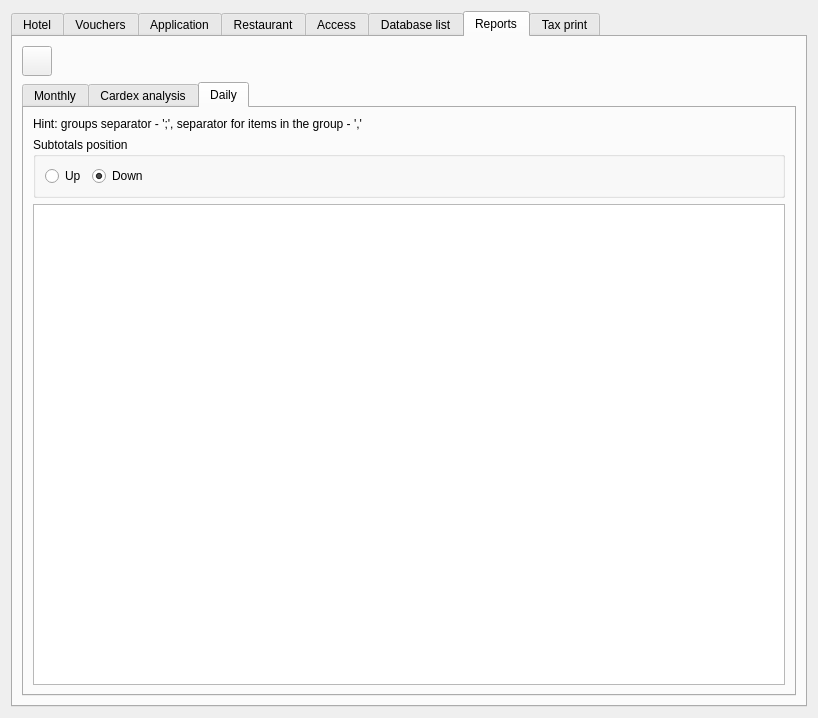
Above: Resort/wglobaldbconfig.ui from End1-1/Resort before the change. Below: the same form after it.
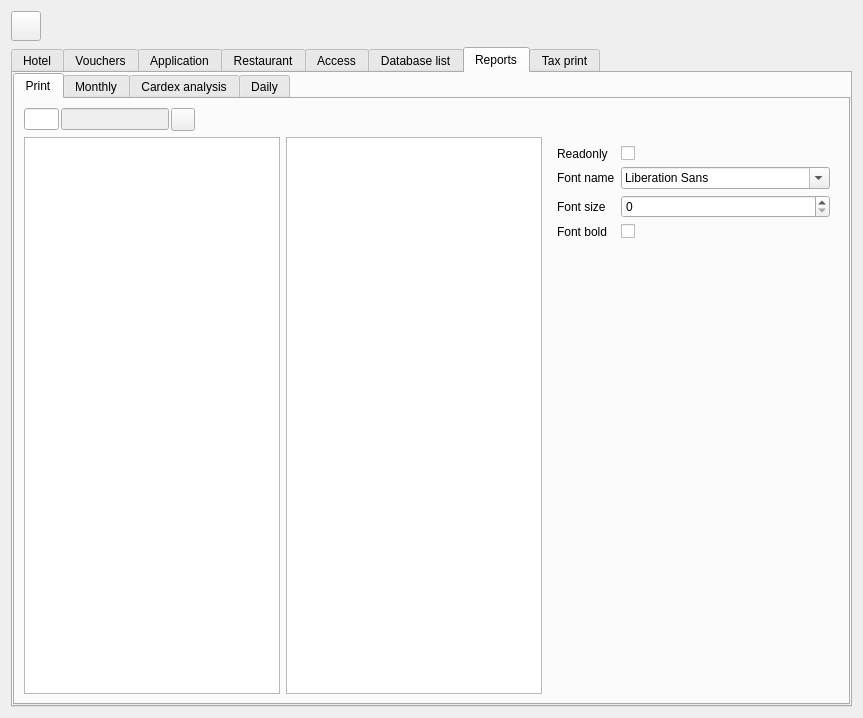
That is the form after the change. The open tabs and pages were chosen to show the change. Icons and pictures are not drawn. Custom widgets are drawn as their Qt base class.

What changed in the file:
```diff
--- a/Resort/wglobaldbconfig.ui
+++ b/Resort/wglobaldbconfig.ui
@@ -6,7 +6,7 @@
    <rect>
     <x>0</x>
     <y>0</y>
-    <width>818</width>
+    <width>863</width>
     <height>695</height>
    </rect>
   </property>
@@ -14,6 +14,66 @@
    <string>Global config</string>
   </property>
   <layout class="QVBoxLayout" name="verticalLayout">
+   <item>
+    <widget class="QWidget" name="widget" native="true">
+     <layout class="QHBoxLayout" name="horizontalLayout">
+      <property name="leftMargin">
+       <number>0</number>
+      </property>
+      <property name="topMargin">
+       <number>0</number>
+      </property>
+      <property name="rightMargin">
+       <number>0</number>
+      </property>
+      <property name="bottomMargin">
+       <number>0</number>
+      </property>
+      <item>
+       <widget class="QPushButton" name="btnSave">
+        <property name="minimumSize">
+         <size>
+          <width>30</width>
+          <height>30</height>
+         </size>
+        </property>
+        <property name="maximumSize">
+         <size>
+          <width>30</width>
+          <height>30</height>
+         </size>
+        </property>
+        <property name="text">
+         <string/>
+        </property>
+        <property name="icon">
+         <iconset resource="res.qrc">
+          <normaloff>:/images/save.png</normaloff>:/images/save.png</iconset>
+        </property>
+        <property name="iconSize">
+         <size>
+          <width>16</width>
+          <height>16</height>
+         </size>
+        </property>
+       </widget>
+      </item>
+      <item>
+       <spacer name="horizontalSpacer_3">
+        <property name="orientation">
+         <enum>Qt::Horizontal</enum>
+        </property>
+        <property name="sizeHint" stdset="0">
+         <size>
+          <width>546</width>
+          <height>20</height>
+         </size>
+        </property>
+       </spacer>
+      </item>
+     </layout>
+    </widget>
+   </item>
    <item>
     <widget class="QTabWidget" name="tabApp">
      <property name="currentIndex">
@@ -24,66 +84,6 @@
        <string>Hotel</string>
       </attribute>
       <layout class="QVBoxLayout" name="verticalLayout_2">
-       <item>
-        <widget class="QWidget" name="widget" native="true">
-         <layout class="QHBoxLayout" name="horizontalLayout">
-          <property name="leftMargin">
-           <number>0</number>
-          </property>
-          <property name="topMargin">
-           <number>0</number>
-          </property>
-          <property name="rightMargin">
-           <number>0</number>
-          </property>
-          <property name="bottomMargin">
-           <number>0</number>
-          </property>
-          <item>
-           <widget class="QPushButton" name="btnSave">
-            <property name="minimumSize">
-             <size>
-              <width>30</width>
-              <height>30</height>
-             </size>
-            </property>
-            <property name="maximumSize">
-             <size>
-              <width>30</width>
-              <height>30</height>
-             </size>
-            </property>
-            <property name="text">
-             <string/>
-            </property>
-            <property name="icon">
-             <iconset resource="res.qrc">
-              <normaloff>:/images/save.png</normaloff>:/images/save.png</iconset>
-            </property>
-            <property name="iconSize">
-             <size>
-              <width>16</width>
-              <height>16</height>
-             </size>
-            </property>
-           </widget>
-          </item>
-          <item>
-           <spacer name="horizontalSpacer_3">
-            <property name="orientation">
-             <enum>Qt::Horizontal</enum>
-            </property>
-            <property name="sizeHint" stdset="0">
-             <size>
-              <width>546</width>
-              <height>20</height>
-             </size>
-            </property>
-           </spacer>
-          </item>
-         </layout>
-        </widget>
-       </item>
        <item>
         <layout class="QGridLayout" name="gridLayout">
          <item row="0" column="1">
@@ -1240,71 +1240,250 @@
        <string>Reports</string>
       </attribute>
       <layout class="QVBoxLayout" name="verticalLayout_7">
-       <item>
-        <widget class="QWidget" name="widget_7" native="true">
-         <property name="minimumSize">
-          <size>
-           <width>0</width>
-           <height>30</height>
-          </size>
-         </property>
-         <layout class="QHBoxLayout" name="horizontalLayout_6">
-          <property name="leftMargin">
-           <number>0</number>
-          </property>
-          <property name="topMargin">
-           <number>0</number>
-          </property>
-          <property name="rightMargin">
-           <number>0</number>
-          </property>
-          <property name="bottomMargin">
-           <number>0</number>
-          </property>
-          <item>
-           <widget class="QPushButton" name="btnSaveReports">
-            <property name="minimumSize">
-             <size>
-              <width>30</width>
-              <height>30</height>
-             </size>
-            </property>
-            <property name="maximumSize">
-             <size>
-              <width>30</width>
-              <height>30</height>
-             </size>
-            </property>
-            <property name="text">
-             <string/>
-            </property>
-            <property name="icon">
-             <iconset resource="res.qrc">
-              <normaloff>:/images/save.png</normaloff>:/images/save.png</iconset>
-            </property>
-           </widget>
-          </item>
-          <item>
-           <spacer name="horizontalSpacer_7">
-            <property name="orientation">
-             <enum>Qt::Horizontal</enum>
-            </property>
-            <property name="sizeHint" stdset="0">
-             <size>
-              <width>580</width>
-              <height>20</height>
-             </size>
-            </property>
-           </spacer>
-          </item>
-         </layout>
-        </widget>
-       </item>
+       <property name="leftMargin">
+        <number>0</number>
+       </property>
+       <property name="topMargin">
+        <number>0</number>
+       </property>
+       <property name="rightMargin">
+        <number>0</number>
+       </property>
+       <property name="bottomMargin">
+        <number>0</number>
+       </property>
        <item>
         <widget class="QTabWidget" name="tabWidget_2">
          <property name="currentIndex">
           <number>0</number>
          </property>
+         <widget class="QWidget" name="tab_12">
+          <attribute name="title">
+           <string>Print</string>
+          </attribute>
+          <layout class="QGridLayout" name="gridLayout_7">
+           <item row="0" column="0">
+            <widget class="QWidget" name="widget_12" native="true">
+             <property name="minimumSize">
+              <size>
+               <width>0</width>
+               <height>20</height>
+              </size>
+             </property>
+             <layout class="QHBoxLayout" name="horizontalLayout_10">
+              <property name="spacing">
+               <number>2</number>
+              </property>
+              <property name="leftMargin">
+               <number>0</number>
+              </property>
+              <property name="topMargin">
+               <number>0</number>
+              </property>
+              <property name="rightMargin">
+               <number>0</number>
+              </property>
+              <property name="bottomMargin">
+               <number>0</number>
+              </property>
+              <item>
+               <widget class="EQLineEdit" name="lerpGroup">
+                <property name="maximumSize">
+                 <size>
+                  <width>35</width>
+                  <height>16777215</height>
+                 </size>
+                </property>
+               </widget>
+              </item>
+              <item>
+               <widget class="QLineEdit" name="lerpGroupName">
+                <property name="enabled">
+                 <bool>false</bool>
+                </property>
+               </widget>
+              </item>
+              <item>
+               <widget class="QToolButton" name="btnAddrpGroup">
+                <property name="text">
+                 <string/>
+                </property>
+                <property name="icon">
+                 <iconset resource="res.qrc">
+                  <normaloff>:/images/plus.png</normaloff>:/images/plus.png</iconset>
+                </property>
+               </widget>
+              </item>
+              <item>
+               <spacer name="horizontalSpacer_11">
+                <property name="orientation">
+                 <enum>Qt::Horizontal</enum>
+                </property>
+                <property name="sizeHint" stdset="0">
+                 <size>
+                  <width>56</width>
+                  <height>20</height>
+                 </size>
+                </property>
+               </spacer>
+              </item>
+             </layout>
+            </widget>
+           </item>
+           <item row="1" column="1">
+            <widget class="QListWidget" name="lwrpReports">
+             <property name="minimumSize">
+              <size>
+               <width>200</width>
+               <height>0</height>
+              </size>
+             </property>
+            </widget>
+           </item>
+           <item row="0" column="1">
+            <widget class="QWidget" name="widget_13" native="true">
+             <layout class="QHBoxLayout" name="horizontalLayout_11">
+              <property name="spacing">
+               <number>2</number>
+              </property>
+              <property name="leftMargin">
+               <number>0</number>
+              </property>
+              <property name="topMargin">
+               <number>0</number>
+              </property>
+              <property name="rightMargin">
+               <number>0</number>
+              </property>
+              <property name="bottomMargin">
+               <number>0</number>
+              </property>
+              <item>
+               <spacer name="horizontalSpacer_12">
+                <property name="orientation">
+                 <enum>Qt::Horizontal</enum>
+                </property>
+                <property name="sizeHint" stdset="0">
+                 <size>
+                  <width>253</width>
+                  <height>20</height>
+                 </size>
+                </property>
+               </spacer>
+              </item>
+             </layout>
+            </widget>
+           </item>
+           <item row="1" column="0">
+            <widget class="QListWidget" name="lwrpGroups">
+             <property name="minimumSize">
+              <size>
+               <width>200</width>
+               <height>0</height>
+              </size>
+             </property>
+            </widget>
+           </item>
+           <item row="0" column="2">
+            <widget class="QWidget" name="widget_14" native="true"/>
+           </item>
+           <item row="1" column="2">
+            <widget class="QWidget" name="widget_11" native="true">
+             <property name="sizePolicy">
+              <sizepolicy hsizetype="Preferred" vsizetype="Preferred">
+               <horstretch>2</horstretch>
+               <verstretch>2</verstretch>
+              </sizepolicy>
+             </property>
+             <property name="minimumSize">
+              <size>
+               <width>100</width>
+               <height>0</height>
+              </size>
+             </property>
+             <layout class="QGridLayout" name="gridLayout_8">
+              <item row="3" column="1">
+               <widget class="QSpinBox" name="sbrpFontSize"/>
+              </item>
+              <item row="3" column="0">
+               <widget class="QLabel" name="label_46">
+                <property name="text">
+                 <string>Font size</string>
+                </property>
+               </widget>
+              </item>
+              <item row="1" column="0">
+               <widget class="QLabel" name="label_47">
+                <property name="text">
+                 <string>Readonly</string>
+                </property>
+               </widget>
+              </item>
+              <item row="2" column="1">
+               <widget class="QFontComboBox" name="fbrpFontName"/>
+              </item>
+              <item row="2" column="0">
+               <widget class="QLabel" name="label_45">
+                <property name="text">
+                 <string>Font name</string>
+                </property>
+               </widget>
+              </item>
+              <item row="5" column="1">
+               <spacer name="verticalSpacer_6">
+                <property name="orientation">
+                 <enum>Qt::Vertical</enum>
+                </property>
+                <property name="sizeHint" stdset="0">
+                 <size>
+                  <width>20</width>
+                  <height>40</height>
+                 </size>
+                </property>
+               </spacer>
+              </item>
+              <item row="1" column="1">
+               <widget class="QCheckBox" name="chrpReadyOnly">
+                <property name="layoutDirection">
+                 <enum>Qt::LeftToRight</enum>
+                </property>
+                <property name="text">
+                 <string/>
+                </property>
+               </widget>
+              </item>
+              <item row="2" column="2">
+               <spacer name="horizontalSpacer_13">
+                <property name="orientation">
+                 <enum>Qt::Horizontal</enum>
+                </property>
+                <property name="sizeHint" stdset="0">
+                 <size>
+                  <width>40</width>
+                  <height>20</height>
+                 </size>
+                </property>
+               </spacer>
+              </item>
+              <item row="4" column="1">
+               <widget class="QCheckBox" name="chrpFontBold">
+                <property name="text">
+                 <string/>
+                </property>
+               </widget>
+              </item>
+              <item row="4" column="0">
+               <widget class="QLabel" name="label_48">
+                <property name="text">
+                 <string>Font bold</string>
+                </property>
+               </widget>
+              </item>
+             </layout>
+            </widget>
+           </item>
+          </layout>
+         </widget>
          <widget class="QWidget" name="tab_6">
           <attribute name="title">
            <string>Monthly</string>
@@ -1562,6 +1741,11 @@
     <signal>customButtonClicked(bool)</signal>
    </slots>
   </customwidget>
+  <customwidget>
+   <class>EQTextEdit</class>
+   <extends>QTextEdit</extends>
+   <header location="global">eqtextedit.h</header>
+  </customwidget>
   <customwidget>
    <class>EQTableWidget</class>
    <extends>QTableWidget</extends>
@@ -1577,11 +1761,6 @@
    <extends>QDateEdit</extends>
    <header location="global">eqdateedit.h</header>
   </customwidget>
-  <customwidget>
-   <class>EQTextEdit</class>
-   <extends>QTextEdit</extends>
-   <header location="global">eqtextedit.h</header>
-  </customwidget>
   <customwidget>
    <class>EQTimeEdit</class>
    <extends>QTimeEdit</extends>
```
Left out of the diff: 261 changed lines with no effect on the pictures.
